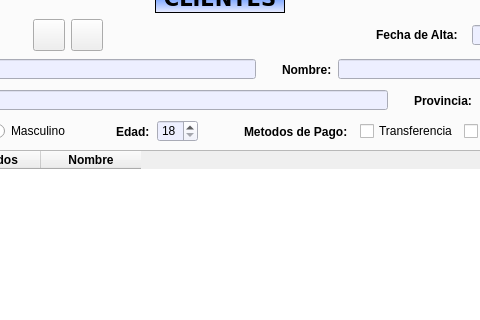
Before: the Qt Designer form PYQT5_venPrincipal.ui in MelonRodante/MarquezMiguel, drawn with Qt 5; both pictures show x 180 to 660 and y 109 to 429 of the 800 by 600 pixel window.
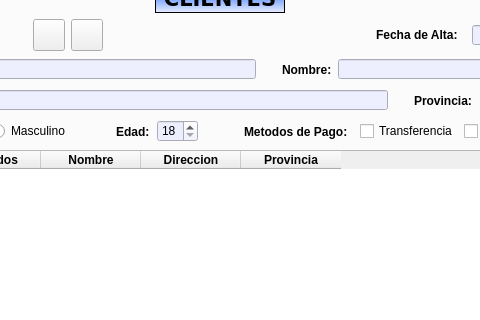
After: the same form once the commit is applied. The open tabs and pages were chosen to show the change. Icons and pictures are not drawn.

What changed in the file:
```diff
--- a/PYQT5_venPrincipal.ui
+++ b/PYQT5_venPrincipal.ui
@@ -1005,6 +1005,28 @@
             </font>
            </property>
           </column>
+          <column>
+           <property name="text">
+            <string>Direccion</string>
+           </property>
+           <property name="font">
+            <font>
+             <weight>75</weight>
+             <bold>true</bold>
+            </font>
+           </property>
+          </column>
+          <column>
+           <property name="text">
+            <string>Provincia</string>
+           </property>
+           <property name="font">
+            <font>
+             <weight>75</weight>
+             <bold>true</bold>
+            </font>
+           </property>
+          </column>
          </widget>
         </item>
         <item>
```
Left out of the diff: 7 changed lines with no effect on the pictures.
